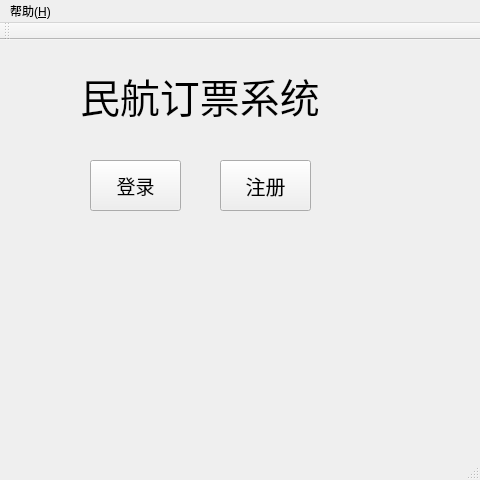
This is mainwindow.ui in BarryDeng/CPP_CurriculumDesign as Qt 5 draws it before an edit. The edited form follows.
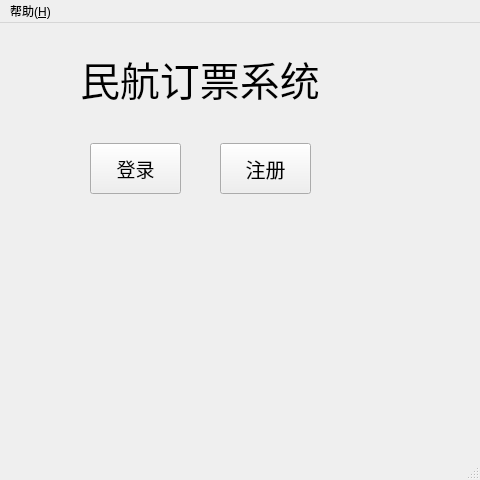
This is the edited form.

```diff
--- a/mainwindow.ui
+++ b/mainwindow.ui
@@ -105,14 +105,6 @@
    </widget>
    <addaction name="menu"/>
   </widget>
-  <widget class="QToolBar" name="mainToolBar">
-   <attribute name="toolBarArea">
-    <enum>TopToolBarArea</enum>
-   </attribute>
-   <attribute name="toolBarBreak">
-    <bool>false</bool>
-   </attribute>
-  </widget>
   <widget class="QStatusBar" name="statusBar"/>
   <action name="actionAbout">
    <property name="text">
```
